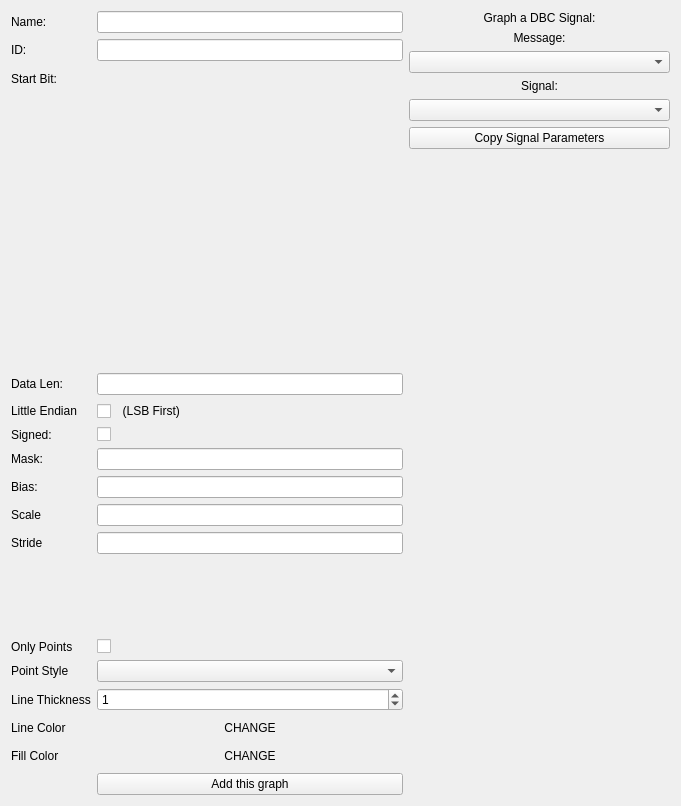
Above: ui/newgraphdialog.ui from collin80/SavvyCAN before the change. Below: the same form after it.
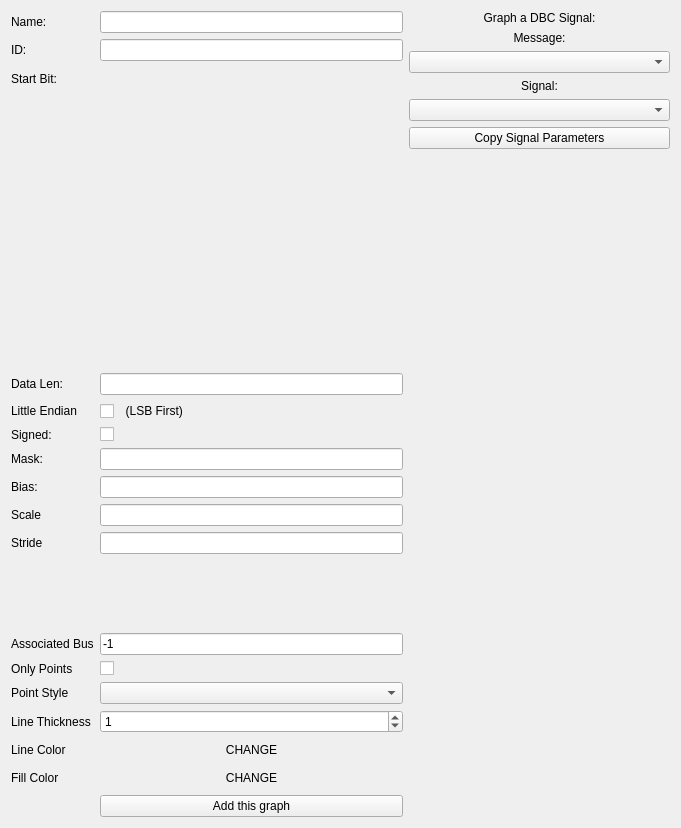
That is the form after the change. Custom widgets are drawn as their Qt base class.

Commit message: Graphing window now respects bus number. Set to -1 to allow any bus or to 0 or a positive number to lock a graph to a specific bus.

What changed in the file:
```diff
--- a/ui/newgraphdialog.ui
+++ b/ui/newgraphdialog.ui
@@ -7,7 +7,7 @@
     <x>0</x>
     <y>0</y>
     <width>681</width>
-    <height>806</height>
+    <height>828</height>
    </rect>
   </property>
   <property name="windowTitle">
@@ -142,38 +142,38 @@
        <item row="9" column="1">
         <widget class="QLineEdit" name="txtStride"/>
        </item>
-       <item row="11" column="0">
+       <item row="12" column="0">
         <widget class="QLabel" name="label_16">
          <property name="text">
           <string>Only Points</string>
          </property>
         </widget>
        </item>
-       <item row="11" column="1">
+       <item row="12" column="1">
         <widget class="QCheckBox" name="cbOnlyPoints">
          <property name="text">
           <string/>
          </property>
         </widget>
        </item>
-       <item row="12" column="0">
+       <item row="13" column="0">
         <widget class="QLabel" name="label_17">
          <property name="text">
           <string>Point Style</string>
          </property>
         </widget>
        </item>
-       <item row="12" column="1">
+       <item row="13" column="1">
         <widget class="QComboBox" name="coPointStyle"/>
        </item>
-       <item row="13" column="0">
+       <item row="14" column="0">
         <widget class="QLabel" name="label_15">
          <property name="text">
           <string>Line Thickness</string>
          </property>
         </widget>
        </item>
-       <item row="13" column="1">
+       <item row="14" column="1">
         <widget class="QSpinBox" name="spinLineWidth">
          <property name="maximum">
           <number>15</number>
@@ -183,14 +183,14 @@
          </property>
         </widget>
        </item>
-       <item row="14" column="0">
+       <item row="15" column="0">
         <widget class="QLabel" name="label_8">
          <property name="text">
           <string>Line Color</string>
          </property>
         </widget>
        </item>
-       <item row="14" column="1">
+       <item row="15" column="1">
         <widget class="QPushButton" name="colorSwatch">
          <property name="autoFillBackground">
           <bool>true</bool>
@@ -203,27 +203,27 @@
          </property>
         </widget>
        </item>
-       <item row="15" column="0">
+       <item row="16" column="0">
         <widget class="QLabel" name="label55">
          <property name="text">
           <string>Fill Color</string>
          </property>
         </widget>
        </item>
-       <item row="15" column="1">
-        <widget class="QPushButton" name="fillSwatch">
-         <property name="autoFillBackground">
-          <bool>true</bool>
-         </property>
-         <property name="text">
-          <string>CHANGE</string>
-         </property>
-         <property name="flat">
-          <bool>true</bool>
-         </property>
-        </widget>
-       </item>
        <item row="16" column="1">
+        <widget class="QPushButton" name="fillSwatch">
+         <property name="autoFillBackground">
+          <bool>true</bool>
+         </property>
+         <property name="text">
+          <string>CHANGE</string>
+         </property>
+         <property name="flat">
+          <bool>true</bool>
+         </property>
+        </widget>
+       </item>
+       <item row="17" column="1">
         <widget class="QPushButton" name="btnAddGraph">
          <property name="text">
           <string>Add this graph</string>
@@ -243,6 +243,20 @@
          </property>
         </spacer>
        </item>
+       <item row="11" column="0">
+        <widget class="QLabel" name="label_18">
+         <property name="text">
+          <string>Associated Bus</string>
+         </property>
+        </widget>
+       </item>
+       <item row="11" column="1">
+        <widget class="QLineEdit" name="editBus">
+         <property name="text">
+          <string>-1</string>
+         </property>
+        </widget>
+       </item>
       </layout>
      </item>
      <item>
```
Left out of the diff: 1 changed line with no effect on the pictures. The commit also changes 4 other files.
